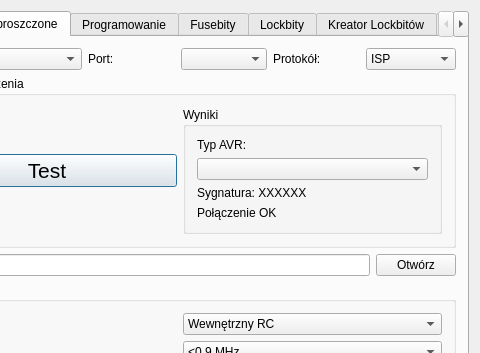
Old version of the form forms/maindialog.ui in the repository ttomek32/tmfavrcalculator; both pictures show x 121 to 601 and y 0 to 353 of the 601 by 622 pixel window.
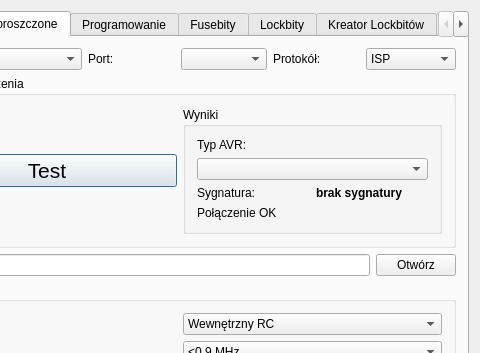
New version of the form. The open tabs and pages were chosen to show the change.

Commit message: Pierwsze połączenie z avrdude :) Po naciśnięciu testuj połączenie odczytuje sygnaturę układu i wyświetla.

Patch:
```diff
--- a/forms/maindialog.ui
+++ b/forms/maindialog.ui
@@ -125,11 +125,28 @@
                  <item row="2" column="0">
                   <layout class="QVBoxLayout" name="verticalLayout">
                    <item>
+                    <layout class="QHBoxLayout" name="horizontalLayout_19">
+                     <item>
                     <widget class="QLabel" name="AVRSignatureLBL">
                      <property name="text">
-                      <string>Sygnatura: XXXXXX</string>
-                     </property>
-                    </widget>
+                        <string>Sygnatura:</string>
+                       </property>
+                      </widget>
+                     </item>
+                     <item>
+                      <widget class="QLabel" name="AVRSignatureValueLBL">
+                       <property name="font">
+                        <font>
+                         <weight>75</weight>
+                         <bold>true</bold>
+                        </font>
+                       </property>
+                       <property name="text">
+                        <string>brak sygnatury</string>
+                       </property>
+                      </widget>
+                     </item>
+                    </layout>
                    </item>
                   </layout>
                  </item>
```
Left out of the diff: 2 changed lines with no effect on the pictures. Lines whose indentation alone changed are shown as unchanged. The commit also changes 1 other file.
